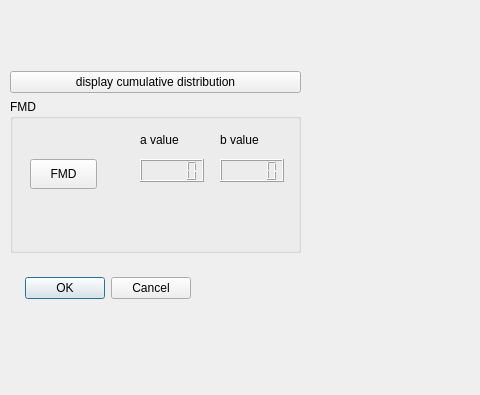
Old version of the form mt_seismicsource/ui_seismicsource.ui in the repository feuchner/seismicsource-toolkit; both pictures show x 0 to 480 and y 328 to 723 of the 776 by 723 pixel window.
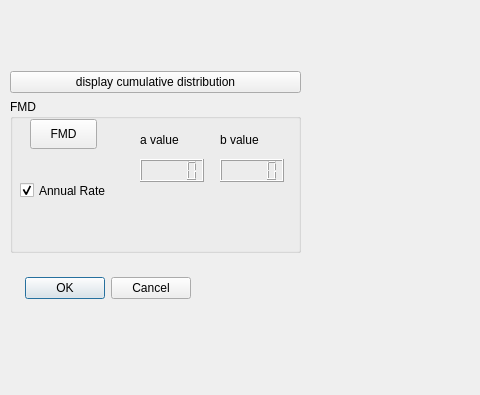
New version of the form.

Commit message: display GR a and b values

Patch:
```diff
--- a/mt_seismicsource/ui_seismicsource.ui
+++ b/mt_seismicsource/ui_seismicsource.ui
@@ -25,7 +25,7 @@
      <x>0</x>
      <y>10</y>
      <width>311</width>
-     <height>621</height>
+     <height>671</height>
     </rect>
    </property>
    <widget class="QDialogButtonBox" name="buttonBox">
@@ -118,7 +118,7 @@
         <property name="geometry">
          <rect>
           <x>20</x>
-          <y>60</y>
+          <y>20</y>
           <width>67</width>
           <height>30</height>
          </rect>
@@ -173,6 +173,22 @@
          <string>b value</string>
         </property>
        </widget>
+       <widget class="QCheckBox" name="checkBoxGRAnnualRate">
+        <property name="geometry">
+         <rect>
+          <x>10</x>
+          <y>80</y>
+          <width>121</width>
+          <height>23</height>
+         </rect>
+        </property>
+        <property name="text">
+         <string>Annual Rate</string>
+        </property>
+        <property name="checked">
+         <bool>true</bool>
+        </property>
+       </widget>
       </widget>
      </item>
     </layout>
```
The commit also changes 1 other file.
